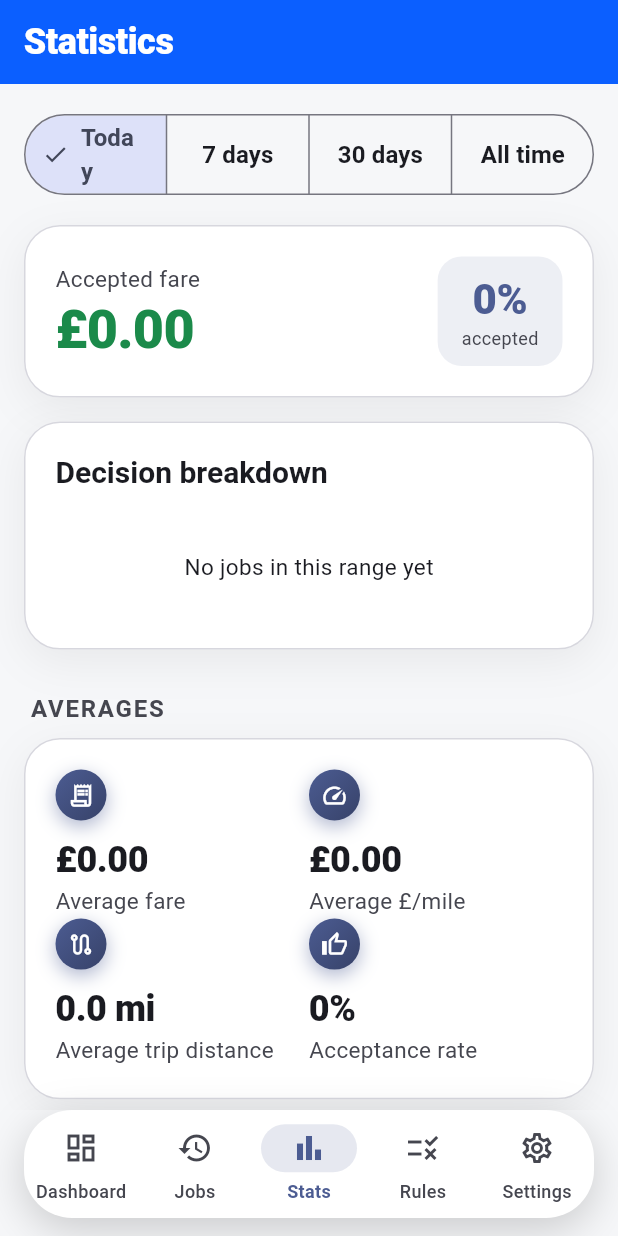
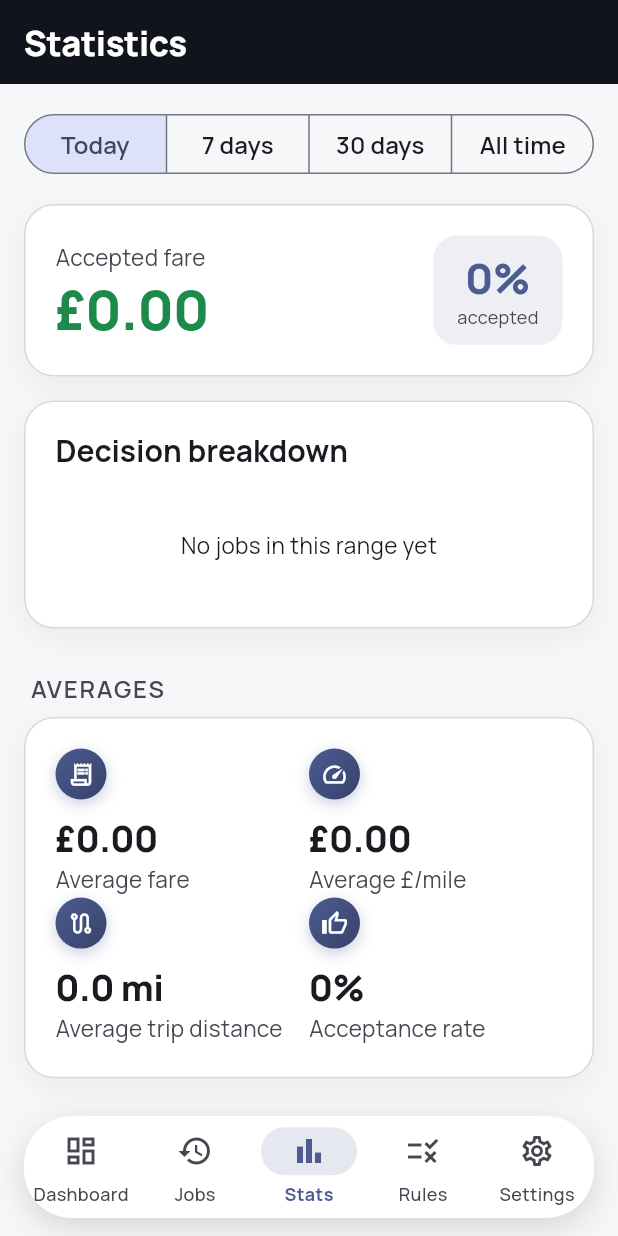
Before and after one commit to muj3009/myProjects, a Flutter app: the screen it shows after launch, item 3 of the bottom bar chosen, on a phone screen of 412 x 824 dp. Run offline on Flutter 3.47's test engine with Material 3 defaults, Android fonts, the phone set to English and light mode, and no system bars; our stand-ins replace equatable, fl_chart, flutter_riverpod, sqflite; missing offline and left inert: google_mlkit_text_recognition; accounts and stored records are empty.

Commit message:
Refine design system: bundled type, ink/accent color separation, crafted shadows
Bundles the Manrope font locally (no runtime CDN fetch, consistent with the
app's on-device-only data posture) and applies it everywhere instead of the
platform default. Splits structural chrome color (a fixed near-black "ink"
for the app bar/nav) from the interactive accent blue, which previously did
double duty for both. Tightens shadows across cards/badges/nav from a heavy
glow to a subtler, more deliberate elevation, fixes a button shadow-color
mismatch on the Start/Stop automation buttons, and fixes a segmented-button
label wrapping mid-word on the Statistics screen.

Co-Authored-By: Claude Sonnet 5 <noreply@anthropic.com>

```diff
--- a/lib/core/theme/app_theme.dart
+++ b/lib/core/theme/app_theme.dart
@@ -7,15 +7,34 @@ import 'package:flutter/services.dart';
 class AppTheme {
   const AppTheme._();
 
+  /// Bundled locally (assets/fonts) rather than fetched from a fonts CDN at
+  /// runtime — this app's whole premise is "nothing leaves the device" (see
+  /// statistics_screen.dart), so a typeface shouldn't be the one thing that
+  /// phones home. A single distinctive display font used everywhere (rather
+  /// than the platform default) is the single biggest tell of a *designed*
+  /// app versus an unstyled one.
+  static const String fontFamily = 'Manrope';
+
   static const Color accentGreen = Color(0xFF1B8A4A);
   static const Color accentRed = Color(0xFFC62828);
   static const Color accentAmber = Color(0xFFB8860B);
 
-  /// Fixed brand color for the app bar in both light and dark mode. Not
-  /// [ColorScheme.primary] because M3's dark-theme primary is deliberately
-  /// light (meant as foreground-on-dark-surface, not a block background) and
-  /// would fail contrast against the white title text used here.
-  static const Color brandHeader = Color(0xFF0B5FFF);
+  /// The app's one interactive accent — every tappable/selected/focused
+  /// element (buttons' default color, links, selected chip/nav state, focus
+  /// rings) traces back to this single blue, never introduced ad hoc
+  /// elsewhere. Kept as the [ColorScheme] seed so M3 derives matching
+  /// containers/tints from it automatically.
+  static const Color accentBlue = Color(0xFF0B5FFF);
+
+  /// Fixed near-black "ink" used only for structural chrome — the app bar
+  /// and the floating nav bar's resting color. Deliberately *not* the accent
+  /// blue: a mature design system separates "this is chrome" (always ink,
+  /// day or night) from "this is interactive" (always accent blue), rather
+  /// than using one saturated color for both, which reads as a template
+  /// rather than a considered hierarchy. Ink also holds contrast and stays
+  /// legible in direct sunlight and at night, which a mid-brightness blue
+  /// does less well.
+  static const Color ink = Color(0xFF11141C);
 
   static ThemeData light() => _base(Brightness.light);
   static ThemeData dark() => _base(Brightness.dark);
@@ -23,7 +42,7 @@ class AppTheme {
   static ThemeData _base(Brightness brightness) {
     final isDark = brightness == Brightness.dark;
     final colorScheme = ColorScheme.fromSeed(
-      seedColor: const Color(0xFF0B5FFF),
+      seedColor: accentBlue,
       brightness: brightness,
     );
 
@@ -31,6 +50,7 @@ class AppTheme {
       useMaterial3: true,
       brightness: brightness,
       colorScheme: colorScheme,
+      fontFamily: fontFamily,
       scaffoldBackgroundColor:
           isDark ? const Color(0xFF0E0F12) : const Color(0xFFF6F7F9),
       visualDensity: VisualDensity.standard,
@@ -41,32 +61,33 @@ class AppTheme {
         },
       ),
       textTheme: const TextTheme(
-        headlineLarge: TextStyle(fontSize: 36, fontWeight: FontWeight.w800, letterSpacing: -0.5, height: 1.1),
-        headlineMedium: TextStyle(fontSize: 28, fontWeight: FontWeight.w800, letterSpacing: -0.3),
-        titleLarge: TextStyle(fontSize: 20, fontWeight: FontWeight.w700),
-        bodyLarge: TextStyle(fontSize: 17),
-        bodyMedium: TextStyle(fontSize: 15),
-        labelLarge: TextStyle(fontSize: 16, fontWeight: FontWeight.w600),
+        headlineLarge: TextStyle(fontFamily: fontFamily, fontSize: 36, fontWeight: FontWeight.w800, letterSpacing: -0.5, height: 1.1),
+        headlineMedium: TextStyle(fontFamily: fontFamily, fontSize: 28, fontWeight: FontWeight.w800, letterSpacing: -0.3),
+        titleLarge: TextStyle(fontFamily: fontFamily, fontSize: 20, fontWeight: FontWeight.w700),
+        bodyLarge: TextStyle(fontFamily: fontFamily, fontSize: 17),
+        bodyMedium: TextStyle(fontFamily: fontFamily, fontSize: 15),
+        labelLarge: TextStyle(fontFamily: fontFamily, fontSize: 16, fontWeight: FontWeight.w600),
       ),
       // Fully-rounded "pill" shape (not just a soft rectangle) for the
       // primary CTA — a driver's two most important taps (Start/Stop
       // automation) read as more premium and more obviously tappable as a
-      // stadium button than a 16px-radius rectangle, and the elevated
-      // shadow gives the button real lift off the page instead of sitting
-      // flush with it.
+      // stadium button than a 16px-radius rectangle. Elevation/shadow kept
+      // modest (crafted "lift", not a glow) — screens with color-matched
+      // shadowColor overrides (dashboard start/stop) look intentional;
+      // everywhere else falls back to the accent blue below.
       elevatedButtonTheme: ElevatedButtonThemeData(
         style: ElevatedButton.styleFrom(
           minimumSize: const Size.fromHeight(64),
-          textStyle: const TextStyle(fontSize: 18, fontWeight: FontWeight.w700, letterSpacing: 0.2),
+          textStyle: const TextStyle(fontFamily: fontFamily, fontSize: 18, fontWeight: FontWeight.w700, letterSpacing: 0.2),
           shape: const StadiumBorder(),
-          elevation: 3,
-          shadowColor: colorScheme.primary.withValues(alpha: 0.35),
+          elevation: 2,
+          shadowColor: colorScheme.primary.withValues(alpha: 0.3),
         ),
       ),
       outlinedButtonTheme: OutlinedButtonThemeData(
         style: OutlinedButton.styleFrom(
           minimumSize: const Size.fromHeight(56),
-          textStyle: const TextStyle(fontSize: 16, fontWeight: FontWeight.w600),
+          textStyle: const TextStyle(fontFamily: fontFamily, fontSize: 16, fontWeight: FontWeight.w600),
           shape: const StadiumBorder(),
           side: BorderSide(color: colorScheme.outlineVariant, width: 1.5),
         ),
@@ -76,23 +97,22 @@ class AppTheme {
       // no visible edge on a real screen — a hairline border is what
       // actually separates "a card" from "a slightly different rectangle of
       // background". Kept subtle (low-alpha outlineVariant) so it reads as
-      // definition, not a hard box. Radius widened from 20 to 24 for a
-      // softer, more premium-feeling card shape.
+      // definition, not a hard box.
       cardTheme: CardThemeData(
         elevation: 0,
         color: isDark ? const Color(0xFF17181C) : Colors.white,
         shape: RoundedRectangleBorder(
-          borderRadius: BorderRadius.circular(24),
+          borderRadius: BorderRadius.circular(20),
           side: BorderSide(color: colorScheme.outlineVariant.withValues(alpha: isDark ? 0.4 : 0.7)),
         ),
         margin: EdgeInsets.zero,
       ),
-      // A bold, brand-colored header instead of a bar that blends into the
-      // scaffold is the single highest-impact change for making the app feel
-      // designed rather than default Material — every screen now opens with
-      // an unmistakable splash of color instead of grey-on-grey.
+      // Structural "ink" chrome (see [ink]'s doc) rather than the accent
+      // blue — every screen still opens with an unmistakable splash of
+      // color against the neutral scaffold, but it now reads as the app's
+      // own frame rather than "this whole screen is a giant blue button".
       appBarTheme: AppBarTheme(
-        backgroundColor: brandHeader,
+        backgroundColor: ink,
         surfaceTintColor: Colors.transparent,
         elevation: 0,
         centerTitle: false,
@@ -100,7 +120,8 @@ class AppTheme {
         iconTheme: const IconThemeData(color: Colors.white),
         actionsIconTheme: const IconThemeData(color: Colors.white),
         titleTextStyle: const TextStyle(
-          fontSize: 24,
+          fontFamily: fontFamily,
+          fontSize: 23,
           fontWeight: FontWeight.w800,
           letterSpacing: -0.3,
           color: Colors.white,
@@ -117,8 +138,8 @@ class AppTheme {
         backgroundColor: isDark ? const Color(0xFF1F2126) : const Color(0xFFEDEFF3),
         selectedColor: colorScheme.primary.withValues(alpha: 0.18),
         disabledColor: colorScheme.surfaceContainerHighest,
-        labelStyle: TextStyle(fontWeight: FontWeight.w700, color: colorScheme.onSurface),
-        secondaryLabelStyle: TextStyle(fontWeight: FontWeight.w800, color: colorScheme.primary),
+        labelStyle: TextStyle(fontFamily: fontFamily, fontWeight: FontWeight.w700, color: colorScheme.onSurface),
+        secondaryLabelStyle: TextStyle(fontFamily: fontFamily, fontWeight: FontWeight.w800, color: colorScheme.primary),
         side: BorderSide.none,
         shape: const StadiumBorder(),
         padding: const EdgeInsets.symmetric(horizontal: 16, vertical: 12),
@@ -149,13 +170,14 @@ class AppTheme {
         ),
       ),
       navigationBarTheme: NavigationBarThemeData(
-        height: 72,
+        height: 68,
         backgroundColor: isDark ? const Color(0xFF141519) : Colors.white,
         surfaceTintColor: Colors.transparent,
         indicatorColor: colorScheme.primary.withValues(alpha: 0.14),
         indicatorShape: RoundedRectangleBorder(borderRadius: BorderRadius.circular(16)),
         labelTextStyle: WidgetStateProperty.resolveWith(
           (states) => TextStyle(
+            fontFamily: fontFamily,
             fontSize: 12,
             fontWeight: states.contains(WidgetState.selected) ? FontWeight.w700 : FontWeight.w500,
             color: states.contains(WidgetState.selected) ? colorScheme.primary : colorScheme.onSurfaceVariant,
@@ -186,9 +208,9 @@ class StatusColors {
   static const Color pendingOrUnknown = AppTheme.accentAmber;
   static const Color error = Color(0xFF8E24AA);
 
-  /// Same blue as the app's own [ColorScheme] seed (0xFF0B5FFF) — ties the
-  /// counter-offer outcome to the app's own brand color rather than
-  /// introducing an unrelated fifth hue, since amber is already spoken for
-  /// by [pendingOrUnknown].
-  static const Color counterOffered = Color(0xFF0B5FFF);
+  /// Same blue as the app's own [ColorScheme] seed — ties the counter-offer
+  /// outcome to the app's own accent color rather than introducing an
+  /// unrelated fifth hue, since amber is already spoken for by
+  /// [pendingOrUnknown].
+  static const Color counterOffered = AppTheme.accentBlue;
 }
--- a/lib/presentation/navigation/root_navigation.dart
+++ b/lib/presentation/navigation/root_navigation.dart
@@ -42,9 +42,9 @@ class _RootNavigationState extends State<RootNavigation> {
             borderRadius: BorderRadius.circular(32),
             boxShadow: [
               BoxShadow(
-                color: Colors.black.withValues(alpha: 0.18),
-                blurRadius: 24,
-                offset: const Offset(0, 8),
+                color: Colors.black.withValues(alpha: 0.14),
+                blurRadius: 18,
+                offset: const Offset(0, 6),
               ),
             ],
           ),
--- a/lib/presentation/screens/dashboard/dashboard_screen.dart
+++ b/lib/presentation/screens/dashboard/dashboard_screen.dart
@@ -129,10 +129,10 @@ class _AutomationStatusCard extends ConsumerWidget {
           BoxShadow(
             color: (automation.isActive ? StatusColors.accepted : Colors.black)
                 .withValues(
-              alpha: automation.isActive ? 0.22 : 0.06,
+              alpha: automation.isActive ? 0.16 : 0.05,
             ),
-            blurRadius: 28,
-            offset: const Offset(0, 10),
+            blurRadius: 20,
+            offset: const Offset(0, 8),
           ),
         ],
       ),
@@ -250,6 +250,7 @@ class _AutomationStatusCard extends ConsumerWidget {
                     style: ElevatedButton.styleFrom(
                       backgroundColor: StatusColors.rejected,
                       foregroundColor: Colors.white,
+                      shadowColor: StatusColors.rejected.withValues(alpha: 0.35),
                     ),
                     onPressed: controller.stop,
                     icon: const Icon(Icons.stop_circle_outlined, size: 28),
@@ -263,6 +264,7 @@ class _AutomationStatusCard extends ConsumerWidget {
                     style: ElevatedButton.styleFrom(
                       backgroundColor: StatusColors.accepted,
                       foregroundColor: Colors.white,
+                      shadowColor: StatusColors.accepted.withValues(alpha: 0.35),
                     ),
                     onPressed: controller.start,
                     icon: const Icon(Icons.play_circle_outline, size: 28),
--- a/lib/presentation/screens/statistics/statistics_screen.dart
+++ b/lib/presentation/screens/statistics/statistics_screen.dart
@@ -29,6 +29,7 @@ class StatisticsScreen extends ConsumerWidget {
           padding: const EdgeInsets.all(16),
           children: [
             SegmentedButton<StatsRange>(
+              showSelectedIcon: false,
               segments: const [
                 ButtonSegment(value: StatsRange.today, label: Text('Today')),
                 ButtonSegment(
--- a/lib/presentation/widgets/section_card.dart
+++ b/lib/presentation/widgets/section_card.dart
@@ -23,13 +23,13 @@ class SectionCard extends StatelessWidget {
       decoration: BoxDecoration(
         color: cardTheme.color,
         borderRadius:
-            shape?.borderRadius as BorderRadius? ?? BorderRadius.circular(24),
+            shape?.borderRadius as BorderRadius? ?? BorderRadius.circular(20),
         border: shape?.side != null ? Border.fromBorderSide(shape!.side) : null,
         boxShadow: [
           BoxShadow(
-            color: Colors.black.withValues(alpha: 0.06),
-            blurRadius: 24,
-            offset: const Offset(0, 8),
+            color: Colors.black.withValues(alpha: 0.05),
+            blurRadius: 16,
+            offset: const Offset(0, 6),
           ),
         ],
       ),
--- a/lib/presentation/widgets/tinted_icon_circle.dart
+++ b/lib/presentation/widgets/tinted_icon_circle.dart
@@ -37,9 +37,9 @@ class TintedIconCircle extends StatelessWidget {
         ),
         boxShadow: [
           BoxShadow(
-            color: color.withValues(alpha: 0.45),
-            blurRadius: 10,
-            offset: const Offset(0, 4),
+            color: color.withValues(alpha: 0.3),
+            blurRadius: 8,
+            offset: const Offset(0, 3),
           ),
         ],
       ),
```
Also changed, not shown: pubspec.yaml (+18 -0 lines), assets/fonts/Manrope-Variable.ttf (added).
